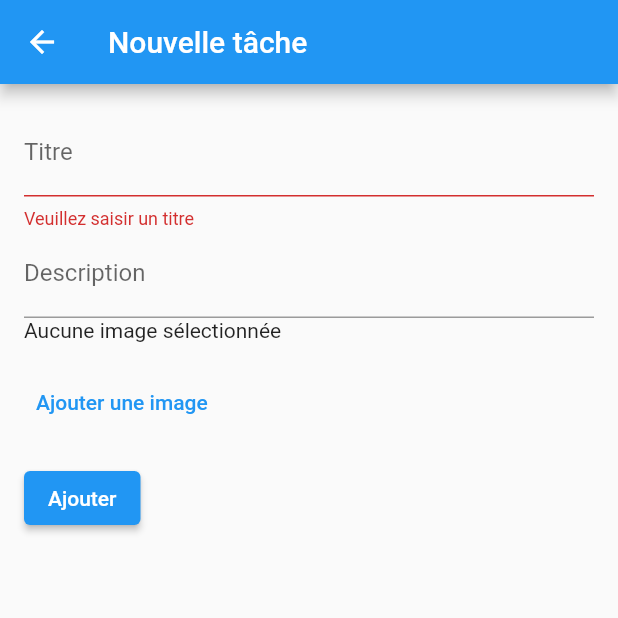
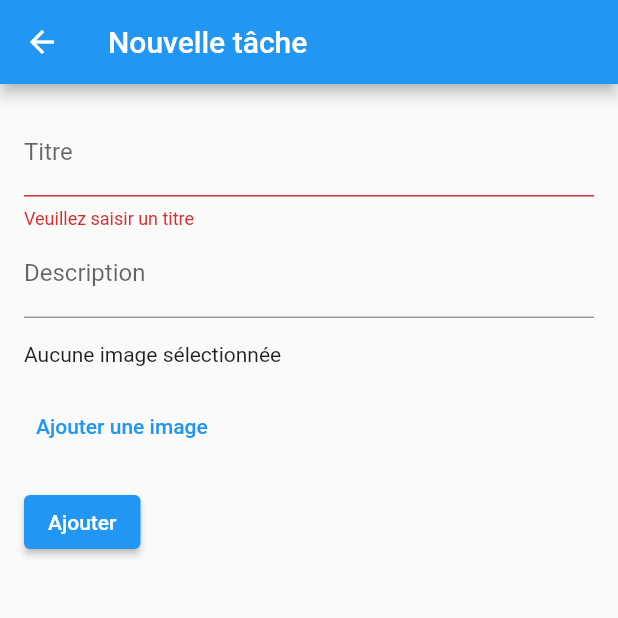
Before and after one commit to Hill52/Dev-Services-Back-End---Groupe-4, a Flutter app: the TaskForm screen opened directly, after a tap on "Ajouter", on a phone screen of 412 x 824 dp, the top half of it. Run offline on Flutter 3.47's test engine with Material 2 defaults, Android fonts, the phone set to English and light mode, and no system bars; our stand-ins replace flutter_dotenv, image_picker, supabase_flutter; accounts and stored records are empty.

```diff
--- a/elephant_app/lib/models/task.dart
+++ b/elephant_app/lib/models/task.dart
@@ -1,18 +1,17 @@
-import 'dart:io';
 
 class Task {
   String? id;
   late String content;
   late bool completed;
   String? title;
-  File? image;
+  late String image;
 
   Task({
     required this.content,
     required this.completed,
     this.title,
     this.id,
-    this.image,
+    required this.image,
   });
 
   void toggleCompleted() {
@@ -27,7 +26,7 @@ class Task {
     data['completed'] = this.completed;
     data['title'] = this.title;
     if (this.image != null) {
-      data['image'] = this.image!.path;
+      data['image'] = this.image;
     }
     return data;
   }
@@ -39,11 +38,11 @@ class Task {
     completed = json['completed'];
     title = json['title'];
     if (json['image'] != null) {
-      image = File(json['image']);
+      image = json['image'] ?? "";
     }
   }
 
-  Task copyWith({String? id, String? content, bool? completed, String? title, File? image}) {
+  Task copyWith({String? id, String? content, bool? completed, String? title, String? image}) {
     return Task(
       id: id ?? this.id,
       content: content ?? this.content,
--- a/elephant_app/lib/screens/task_form.dart
+++ b/elephant_app/lib/screens/task_form.dart
@@ -24,7 +24,7 @@ class _TaskFormState extends State<TaskForm> {
   final _titleController = TextEditingController();
   final _contentController = TextEditingController();
 
-  File? file;
+  late File file;
   bool isFile = false;
 
   void takeImageWithCamera() async {
@@ -59,6 +59,7 @@ class _TaskFormState extends State<TaskForm> {
         title: _titleController.text,
         content: _contentController.text,
         completed: false,
+        image: file.path,
       );
       context.read<TasksProvider>().addTask(task);
       // widget.addTask(task);
@@ -97,6 +98,8 @@ class _TaskFormState extends State<TaskForm> {
                 controller: _contentController,
                 decoration: InputDecoration(labelText: 'Description'),
               ),
+              const SizedBox(height: 16.0),
+
               isFile ? Image.file(file!, height: 300,) :
               Text("Aucune image sélectionnée"),
               const SizedBox(height: 16.0),
```
Also changed, not shown: elephant_app/lib/screens/task_details.dart (+12 -1 lines), elephant_app/lib/providers/tasks_provider.dart (line endings or trailing spaces).
